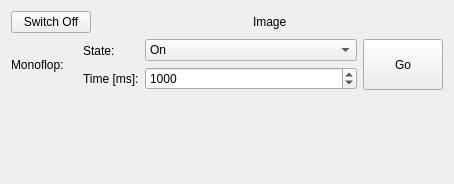
Above: src/brickv/plugin_system/plugins/solid_state_relay_v2/ui/solid_state_relay_v2.ui from Tinkerforge/brickv before the change. Below: the same form after it.
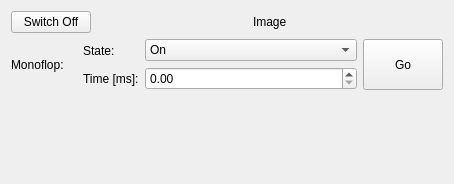
That is the form after the change.

Commit message:
monoflop: Switch from QSpinBox to QDoubleSpinBox for uint32 value range
QSpinBox can handle int32 value range only.

What changed in the file:
```diff
--- a/src/brickv/plugin_system/plugins/solid_state_relay_v2/ui/solid_state_relay_v2.ui
+++ b/src/brickv/plugin_system/plugins/solid_state_relay_v2/ui/solid_state_relay_v2.ui
@@ -123,22 +123,13 @@
           </widget>
          </item>
          <item>
-          <widget class="QSpinBox" name="time_spinbox">
+          <widget class="QDoubleSpinBox" name="time_spinbox">
            <property name="sizePolicy">
             <sizepolicy hsizetype="Minimum" vsizetype="Preferred">
              <horstretch>1</horstretch>
              <verstretch>0</verstretch>
             </sizepolicy>
            </property>
-           <property name="minimum">
-            <number>1</number>
-           </property>
-           <property name="maximum">
-            <number>2147483647</number>
-           </property>
-           <property name="value">
-            <number>1000</number>
-           </property>
           </widget>
          </item>
         </layout>
```
The commit also changes 12 other files.
